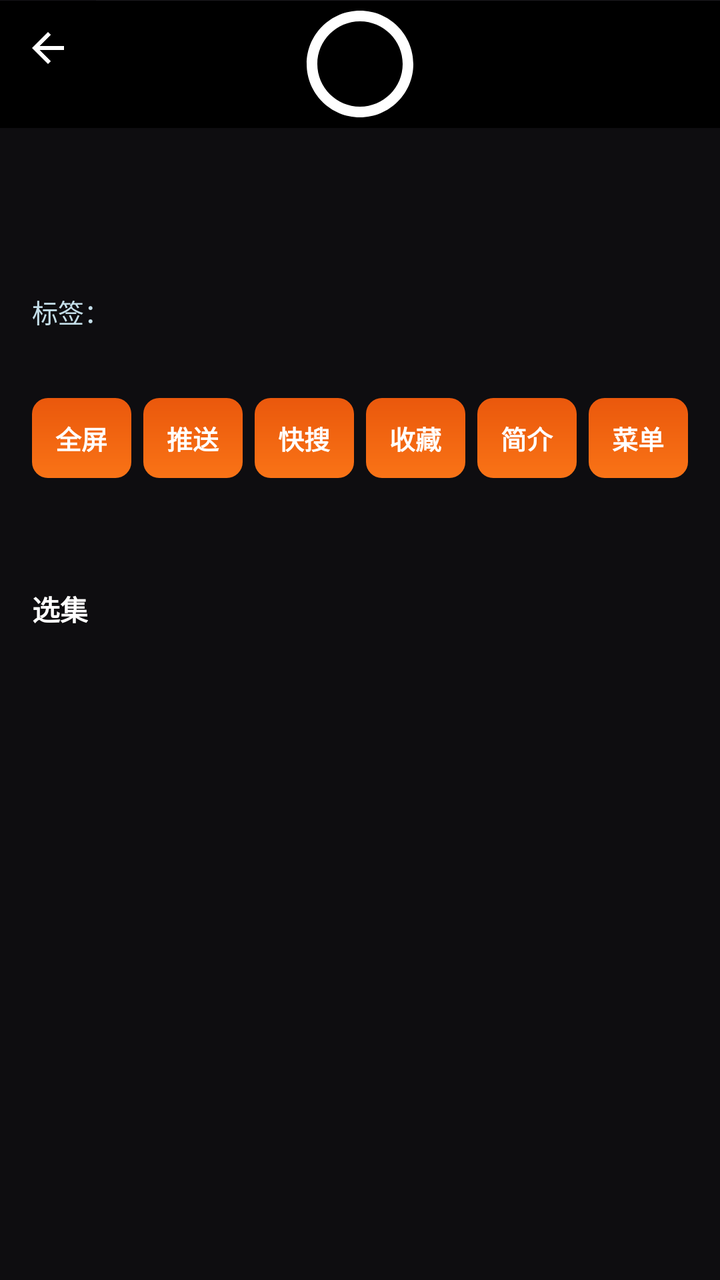
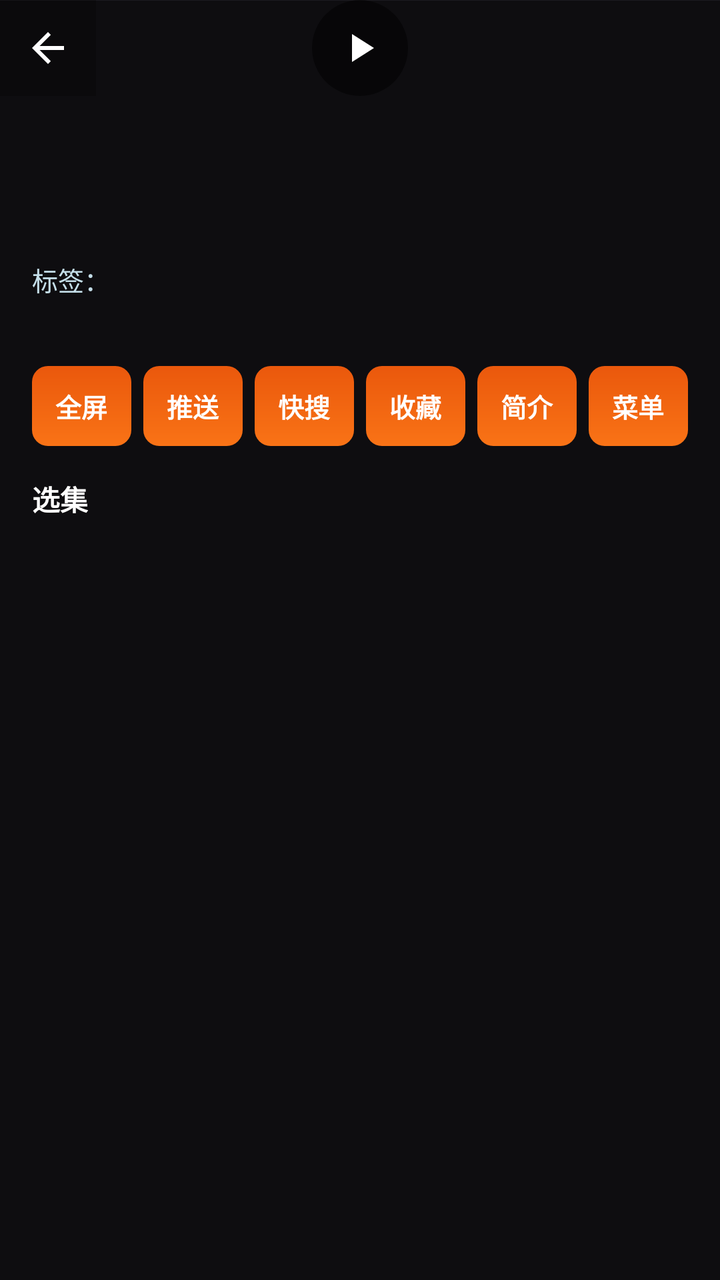

An Android layout rendered at two revisions. The XML below is the earlier revision; the diff shows what the commit changed to produce the second picture.
<!-- AndroidManifest.xml: application theme AppTheme -->
<!-- res/layout/activity_detail.xml -->
<?xml version="1.0" encoding="utf-8"?>
<androidx.constraintlayout.widget.ConstraintLayout xmlns:android="http://schemas.android.com/apk/res/android"
    xmlns:app="http://schemas.android.com/apk/res-auto"
    android:layout_width="match_parent"
    android:layout_height="match_parent"
    android:fitsSystemWindows="true">

    
    <ImageView
        android:id="@+id/ivBg"
        android:layout_width="0dp"
        android:layout_height="0dp"
        android:scaleType="centerCrop"
        android:src="@drawable/bg_poster_placeholder"
        app:layout_constraintBottom_toBottomOf="parent"
        app:layout_constraintEnd_toEndOf="parent"
        app:layout_constraintStart_toStartOf="parent"
        app:layout_constraintTop_toTopOf="parent" />

    
    <View
        android:id="@+id/viewScrim"
        android:layout_width="0dp"
        android:layout_height="0dp"
        android:background="#80000000"
        app:layout_constraintBottom_toBottomOf="parent"
        app:layout_constraintEnd_toEndOf="parent"
        app:layout_constraintStart_toStartOf="parent"
        app:layout_constraintTop_toTopOf="parent" />

    
    <LinearLayout
        android:id="@+id/fixedTop"
        android:layout_width="0dp"
        android:layout_height="wrap_content"
        android:orientation="vertical"
        app:layout_constraintEnd_toEndOf="parent"
        app:layout_constraintStart_toStartOf="parent"
        app:layout_constraintTop_toTopOf="parent">

        
        <FrameLayout
            android:id="@+id/playerBox"
            android:layout_width="match_parent"
            android:layout_height="wrap_content"
            android:background="#000000">

            <ImageView
                android:id="@+id/ivPoster"
                android:layout_width="match_parent"
                android:layout_height="match_parent"
                android:scaleType="centerCrop"
                android:src="@drawable/bg_poster_placeholder" />

            <androidx.media3.ui.PlayerView
                android:id="@+id/pvDetail"
                android:layout_width="match_parent"
                android:layout_height="match_parent"
                android:visibility="gone" />

            
            <LinearLayout
                android:id="@+id/loadingOverlay"
                android:layout_width="wrap_content"
                android:layout_height="wrap_content"
                android:layout_gravity="center"
                android:gravity="center"
                android:orientation="vertical"
                android:visibility="gone">

                <ProgressBar
                    android:layout_width="40dp"
                    android:layout_height="40dp"
                    android:indeterminateTint="@color/text_primary" />

                <TextView
                    android:layout_width="wrap_content"
                    android:layout_height="wrap_content"
                    android:layout_marginTop="8dp"
                    android:text="正在获取播放信息"
                    android:textColor="@color/text_primary"
                    android:textSize="14sp" />
            </LinearLayout>

            
            <TextView
                android:id="@+id/tvResolution"
                android:layout_width="wrap_content"
                android:layout_height="wrap_content"
                android:layout_gravity="top|end"
                android:layout_margin="8dp"
                android:background="#40000000"
                android:paddingStart="6dp"
                android:paddingEnd="6dp"
                android:paddingTop="2dp"
                android:paddingBottom="2dp"
                android:textColor="@color/text_primary"
                android:textSize="12sp"
                android:visibility="gone" />

            <ImageView
                android:id="@+id/ivPlayOverlay"
                android:layout_width="64dp"
                android:layout_height="64dp"
                android:layout_gravity="center"
                android:src="@drawable/ic_play_circle"
                app:tint="@color/text_primary" />

            <ImageView
                android:id="@+id/ivBack"
                android:layout_width="48dp"
                android:layout_height="48dp"
                android:layout_gravity="top|start"
                android:background="#40000000"
                android:contentDescription="返回"
                android:padding="12dp"
                android:src="@drawable/ic_back"
                app:tint="@color/text_primary" />
        </FrameLayout>

        
        <LinearLayout
            android:id="@+id/fixedInfo"
            android:layout_width="match_parent"
            android:layout_height="wrap_content"
            android:orientation="vertical"
            android:paddingStart="16dp"
            android:paddingEnd="16dp"
            android:paddingTop="10dp">

            <TextView
                android:id="@+id/tvTitle"
                android:layout_width="match_parent"
                android:layout_height="wrap_content"
                android:ellipsize="end"
                android:maxLines="2"
                android:textColor="@color/text_primary"
                android:textSize="17sp"
                android:textStyle="bold" />

            <TextView
                android:id="@+id/tvSource"
                android:layout_width="match_parent"
                android:layout_height="wrap_content"
                android:layout_marginTop="6dp"
                android:textColor="@color/text_secondary"
                android:textSize="13sp" />

            <TextView
                android:id="@+id/tvReview"
                android:layout_width="match_parent"
                android:layout_height="wrap_content"
                android:layout_marginTop="4dp"
                android:textColor="@color/text_secondary"
                android:textSize="13sp" />

            <LinearLayout
                android:id="@+id/tagsRow"
                android:layout_width="match_parent"
                android:layout_height="wrap_content"
                android:layout_marginTop="4dp"
                android:orientation="horizontal">

                <TextView
                    android:layout_width="wrap_content"
                    android:layout_height="wrap_content"
                    android:text="标签："
                    android:textColor="@color/text_secondary"
                    android:textSize="13sp" />

                <TextView
                    android:id="@+id/tvTags"
                    android:layout_width="0dp"
                    android:layout_height="wrap_content"
                    android:layout_weight="1"
                    android:ellipsize="end"
                    android:maxLines="1"
                    android:textColor="#FFD54F"
                    android:textSize="13sp" />
            </LinearLayout>

            <TextView
                android:id="@+id/tvDesc"
                android:layout_width="match_parent"
                android:layout_height="wrap_content"
                android:layout_marginTop="6dp"
                android:ellipsize="end"
                android:lineSpacingExtra="4dp"
                android:maxLines="3"
                android:textColor="@color/text_secondary"
                android:textSize="13sp" />

            
            <LinearLayout
                android:id="@+id/actionRow"
                android:layout_width="match_parent"
                android:layout_height="wrap_content"
                android:layout_marginTop="10dp"
                android:orientation="horizontal">

                <TextView
                    android:id="@+id/btnFullscreen"
                    android:layout_width="0dp"
                    android:layout_height="40dp"
                    android:layout_marginEnd="3dp"
                    android:layout_weight="1"
                    android:background="@drawable/bg_action_button"
                    android:gravity="center"
                    android:text="全屏"
                    android:textColor="@color/text_primary"
                    android:textSize="13sp"
                    android:textStyle="bold" />

                <TextView
                    android:id="@+id/btnCast"
                    android:layout_width="0dp"
                    android:layout_height="40dp"
                    android:layout_marginStart="3dp"
                    android:layout_marginEnd="3dp"
                    android:layout_weight="1"
                    android:background="@drawable/bg_action_button"
                    android:gravity="center"
                    android:text="推送"
                    android:textColor="@color/text_primary"
                    android:textSize="13sp"
                    android:textStyle="bold" />

                <TextView
                    android:id="@+id/btnQuickSearch"
                    android:layout_width="0dp"
                    android:layout_height="40dp"
                    android:layout_marginStart="3dp"
                    android:layout_marginEnd="3dp"
                    android:layout_weight="1"
                    android:background="@drawable/bg_action_button"
                    android:gravity="center"
                    android:text="快搜"
                    android:textColor="@color/text_primary"
                    android:textSize="13sp"
                    android:textStyle="bold" />

                <TextView
                    android:id="@+id/btnFav"
                    android:layout_width="0dp"
                    android:layout_height="40dp"
                    android:layout_marginStart="3dp"
                    android:layout_marginEnd="3dp"
                    android:layout_weight="1"
                    android:background="@drawable/bg_action_button"
                    android:gravity="center"
                    android:text="收藏"
                    android:textColor="@color/text_primary"
                    android:textSize="13sp"
                    android:textStyle="bold" />

                <TextView
                    android:id="@+id/btnDesc"
                    android:layout_width="0dp"
                    android:layout_height="40dp"
                    android:layout_marginStart="3dp"
                    android:layout_marginEnd="3dp"
                    android:layout_weight="1"
                    android:background="@drawable/bg_action_button"
                    android:gravity="center"
                    android:text="简介"
                    android:textColor="@color/text_primary"
                    android:textSize="13sp"
                    android:textStyle="bold" />

                <TextView
                    android:id="@+id/btnMenu"
                    android:layout_width="0dp"
                    android:layout_height="40dp"
                    android:layout_marginStart="3dp"
                    android:layout_weight="1"
                    android:background="@drawable/bg_action_button"
                    android:gravity="center"
                    android:text="菜单"
                    android:textColor="@color/text_primary"
                    android:textSize="13sp"
                    android:textStyle="bold" />
            </LinearLayout>

            
            <LinearLayout
                android:layout_width="match_parent"
                android:layout_height="wrap_content"
                android:layout_marginTop="10dp"
                android:layout_marginBottom="10dp"
                android:gravity="center_vertical"
                android:orientation="horizontal">

                <androidx.recyclerview.widget.RecyclerView
                    android:id="@+id/rvFlag"
                    android:layout_width="0dp"
                    android:layout_height="wrap_content"
                    android:layout_weight="1"
                    android:clipToPadding="false"
                    android:orientation="horizontal"
                    app:layoutManager="androidx.recyclerview.widget.LinearLayoutManager" />

                <TextView
                    android:id="@+id/tvEpisodeCount"
                    android:layout_width="wrap_content"
                    android:layout_height="wrap_content"
                    android:layout_marginStart="8dp"
                    android:textColor="@color/text_primary"
                    android:textSize="14sp"
                    android:textStyle="bold" />
            </LinearLayout>
        </LinearLayout>
    </LinearLayout>

    
    <ScrollView
        android:id="@+id/scrollDetail"
        android:layout_width="0dp"
        android:layout_height="0dp"
        android:clipToPadding="false"
        android:paddingBottom="24dp"
        app:layout_constraintBottom_toBottomOf="parent"
        app:layout_constraintEnd_toEndOf="parent"
        app:layout_constraintStart_toStartOf="parent"
        app:layout_constraintTop_toBottomOf="@id/fixedTop">

        <LinearLayout
            android:layout_width="match_parent"
            android:layout_height="wrap_content"
            android:orientation="vertical"
            android:padding="16dp">

            
            <TextView
                android:layout_width="wrap_content"
                android:layout_height="wrap_content"
                android:text="@string/label_episodes"
                android:textColor="@color/text_primary"
                android:textSize="14sp"
                android:textStyle="bold" />

            <androidx.recyclerview.widget.RecyclerView
                android:id="@+id/rvSeries"
                android:layout_width="match_parent"
                android:layout_height="wrap_content"
                android:layout_marginTop="8dp"
                android:paddingBottom="8dp" />

            
            <LinearLayout
                android:id="@+id/stillsSection"
                android:layout_width="match_parent"
                android:layout_height="wrap_content"
                android:orientation="vertical"
                android:visibility="gone">

                <TextView
                    android:layout_width="wrap_content"
                    android:layout_height="wrap_content"
                    android:layout_marginTop="8dp"
                    android:text="本片剧照"
                    android:textColor="@color/text_primary"
                    android:textSize="14sp"
                    android:textStyle="bold" />

                <androidx.recyclerview.widget.RecyclerView
                    android:id="@+id/rvStills"
                    android:layout_width="match_parent"
                    android:layout_height="wrap_content"
                    android:layout_marginTop="8dp"
                    android:clipToPadding="false"
                    android:orientation="horizontal"
                    app:layoutManager="androidx.recyclerview.widget.LinearLayoutManager" />
            </LinearLayout>

            
            <LinearLayout
                android:id="@+id/relatedSection"
                android:layout_width="match_parent"
                android:layout_height="wrap_content"
                android:orientation="vertical"
                android:visibility="gone">

                <TextView
                    android:layout_width="wrap_content"
                    android:layout_height="wrap_content"
                    android:layout_marginTop="8dp"
                    android:text="相关推荐"
                    android:textColor="@color/text_primary"
                    android:textSize="14sp"
                    android:textStyle="bold" />

                <androidx.recyclerview.widget.RecyclerView
                    android:id="@+id/rvRelated"
                    android:layout_width="match_parent"
                    android:layout_height="wrap_content"
                    android:layout_marginTop="8dp"
                    android:clipToPadding="false"
                    android:orientation="horizontal"
                    app:layoutManager="androidx.recyclerview.widget.LinearLayoutManager" />
            </LinearLayout>
        </LinearLayout>
    </ScrollView>
</androidx.constraintlayout.widget.ConstraintLayout>
<!-- resources referenced by this layout -->
<resources>
  <color name="text_primary">#FFFFFF</color>
  <color name="text_secondary">#C4DEE9</color>
  <!-- drawable bg_action_button (drawable) -->
  <?xml version="1.0" encoding="utf-8"?>
  <shape xmlns:android="http://schemas.android.com/apk/res/android"
      android:shape="rectangle">
      <gradient
          android:angle="90"
          android:endColor="#EA580C"
          android:startColor="#F97316"
          android:type="linear" />
      <corners android:radius="8dp" />
  </shape>
  <!-- drawable bg_poster_placeholder (drawable) -->
  <?xml version="1.0" encoding="utf-8"?>
  <shape xmlns:android="http://schemas.android.com/apk/res/android"
      android:shape="rectangle">
      <solid android:color="#1C1B20" />
  </shape>
  <!-- drawable ic_back (drawable) -->
  <?xml version="1.0" encoding="utf-8"?>
  <vector xmlns:android="http://schemas.android.com/apk/res/android"
      android:width="24dp"
      android:height="24dp"
      android:viewportWidth="24"
      android:viewportHeight="24">
      <path
          android:fillColor="#FFFFFF"
          android:pathData="M20,11H7.83l5.59,-5.59L12,4l-8,8 8,8 1.41,-1.41L7.83,13H20v-2z" />
  </vector>
  <!-- drawable ic_play_circle (drawable) -->
  <?xml version="1.0" encoding="utf-8"?>
  <vector xmlns:android="http://schemas.android.com/apk/res/android"
      android:width="24dp" android:height="24dp"
      android:viewportWidth="24" android:viewportHeight="24">
      <path android:fillColor="#FFFFFF"
          android:pathData="M12,2C6.48,2 2,6.48 2,12s4.48,10 10,10 10,-4.48 10,-10S17.52,2 12,2zM12,4c4.41,0 8,3.59 8,8s-3.59,8 -8,8 -8,-3.59 -8,-8S7.59,4 12,4z" />
  </vector>
  <string name="label_episodes">选集</string>
  <style name="AppTheme" parent="Base.AppTheme" />
  <style name="Base.AppTheme" parent="Theme.Material3.Dark.NoActionBar">
          <item name="colorPrimary">@color/colorPrimary</item>
          <item name="colorOnPrimary">@color/colorOnPrimary</item>
          <item name="colorPrimaryVariant">@color/colorPrimaryVariant</item>
          <item name="android:statusBarColor">@android:color/transparent</item>
          <item name="android:navigationBarColor">@android:color/transparent</item>
          <item name="android:windowBackground">@drawable/bg_main_gradient</item>
          <item name="android:windowDrawsSystemBarBackgrounds">true</item>
          <item name="android:forceDarkAllowed">false</item>
      </style>
  <color name="colorPrimary">#2BC4D8</color>
  <color name="colorOnPrimary">#06202A</color>
  <color name="colorPrimaryVariant">#1FA7BC</color>
  <!-- drawable bg_main_gradient (drawable) -->
  <?xml version="1.0" encoding="utf-8"?>
  <shape xmlns:android="http://schemas.android.com/apk/res/android"
      android:shape="rectangle">
      <gradient
          android:angle="270"
          android:startColor="@color/gradient_top"
          android:centerColor="@color/gradient_mid"
          android:endColor="@color/gradient_bottom"
          android:type="linear" />
  </shape>
  <color name="gradient_top">#3AA6CC</color>
  <color name="gradient_mid">#227FA6</color>
  <color name="gradient_bottom">#145E7E</color>
</resources>

<!-- the commit's change to res/layout/activity_detail.xml (unified diff, before → after) -->
@@ -42,8 +42,7 @@
         <FrameLayout
             android:id="@+id/playerBox"
             android:layout_width="match_parent"
-            android:layout_height="wrap_content"
-            android:background="#000000">
+            android:layout_height="wrap_content">
 
             <ImageView
                 android:id="@+id/ivPoster"
@@ -100,11 +99,13 @@
 
             <ImageView
                 android:id="@+id/ivPlayOverlay"
-                android:layout_width="64dp"
-                android:layout_height="64dp"
+                android:layout_width="48dp"
+                android:layout_height="48dp"
                 android:layout_gravity="center"
-                android:src="@drawable/ic_play_circle"
-                app:tint="@color/text_primary" />
+                android:background="@drawable/bg_play_button"
+                android:contentDescription="播放"
+                android:padding="12dp"
+                android:src="@drawable/ic_play" />
 
             <ImageView
                 android:id="@+id/ivBack"
@@ -283,12 +284,24 @@
 
             
             <LinearLayout
+                android:id="@+id/qualityRow"
                 android:layout_width="match_parent"
                 android:layout_height="wrap_content"
                 android:layout_marginTop="10dp"
                 android:layout_marginBottom="10dp"
                 android:gravity="center_vertical"
-                android:orientation="horizontal">
+                android:orientation="horizontal"
+                android:visibility="gone">
+
+                <TextView
+                    android:id="@+id/tvQualityLabel"
+                    android:layout_width="wrap_content"
+                    android:layout_height="wrap_content"
+                    android:layout_marginEnd="8dp"
+                    android:text="清晰度："
+                    android:textColor="@color/text_secondary"
+                    android:textSize="13sp"
+                    android:visibility="gone" />
 
                 <androidx.recyclerview.widget.RecyclerView
                     android:id="@+id/rvFlag"
<!-- resource entries referenced after the edit -->
@@ -12,6 +12,12 @@
           android:startColor="#F97316"
           android:type="linear" />
       <corners android:radius="8dp" />
+  </shape>
+  <!-- drawable bg_play_button (drawable) -->
+  <?xml version="1.0" encoding="utf-8"?>
+  <shape xmlns:android="http://schemas.android.com/apk/res/android"
+      android:shape="oval">
+      <solid android:color="#80000000" />
   </shape>
   <!-- drawable bg_poster_placeholder (drawable) -->
   <?xml version="1.0" encoding="utf-8"?>
@@ -30,13 +36,16 @@
           android:fillColor="#FFFFFF"
           android:pathData="M20,11H7.83l5.59,-5.59L12,4l-8,8 8,8 1.41,-1.41L7.83,13H20v-2z" />
   </vector>
-  <!-- drawable ic_play_circle (drawable) -->
+  <!-- drawable ic_play (drawable) -->
   <?xml version="1.0" encoding="utf-8"?>
   <vector xmlns:android="http://schemas.android.com/apk/res/android"
-      android:width="24dp" android:height="24dp"
-      android:viewportWidth="24" android:viewportHeight="24">
-      <path android:fillColor="#FFFFFF"
-          android:pathData="M12,2C6.48,2 2,6.48 2,12s4.48,10 10,10 10,-4.48 10,-10S17.52,2 12,2zM12,4c4.41,0 8,3.59 8,8s-3.59,8 -8,8 -8,-3.59 -8,-8S7.59,4 12,4z" />
+      android:width="24dp"
+      android:height="24dp"
+      android:viewportWidth="24"
+      android:viewportHeight="24">
+      <path
+          android:fillColor="#FFFFFF"
+          android:pathData="M8,5v14l11,-7z" />
   </vector>
   <string name="label_episodes">选集</string>
   <style name="AppTheme" parent="Base.AppTheme" />
